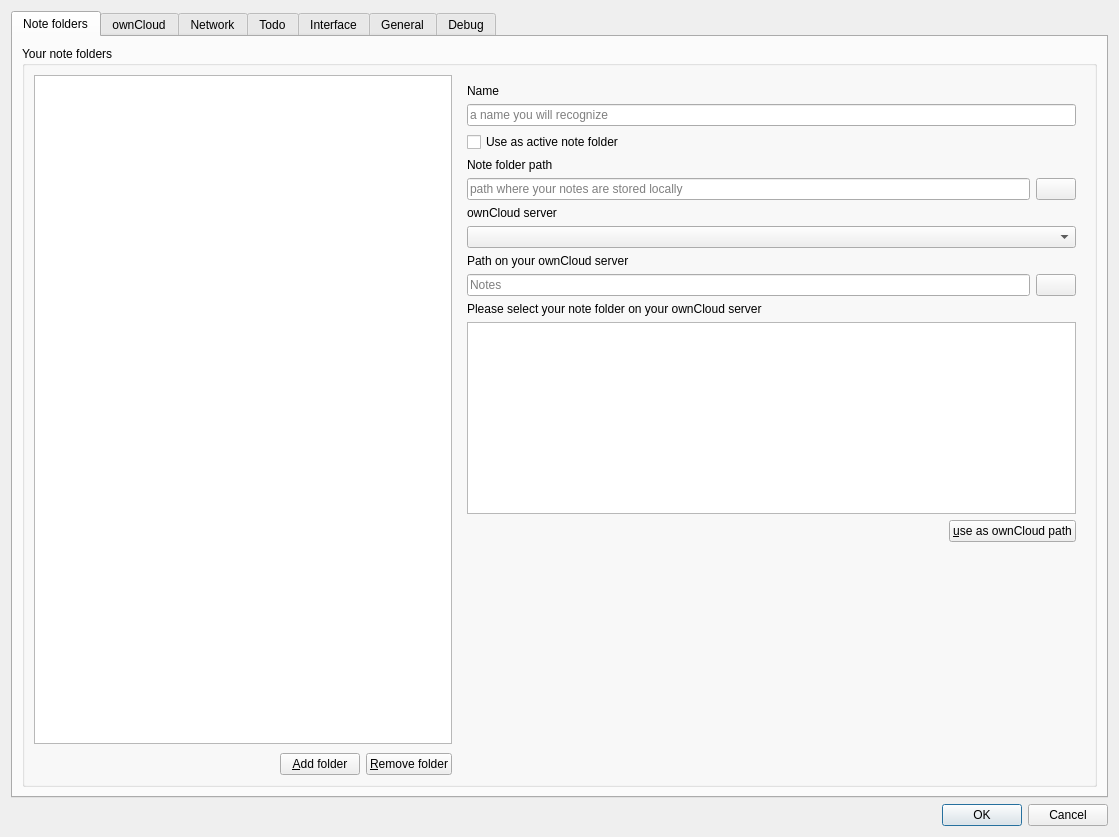
Before: the Qt Designer form src/dialogs/settingsdialog.ui in pbek/QOwnNotes, drawn with Qt 5.
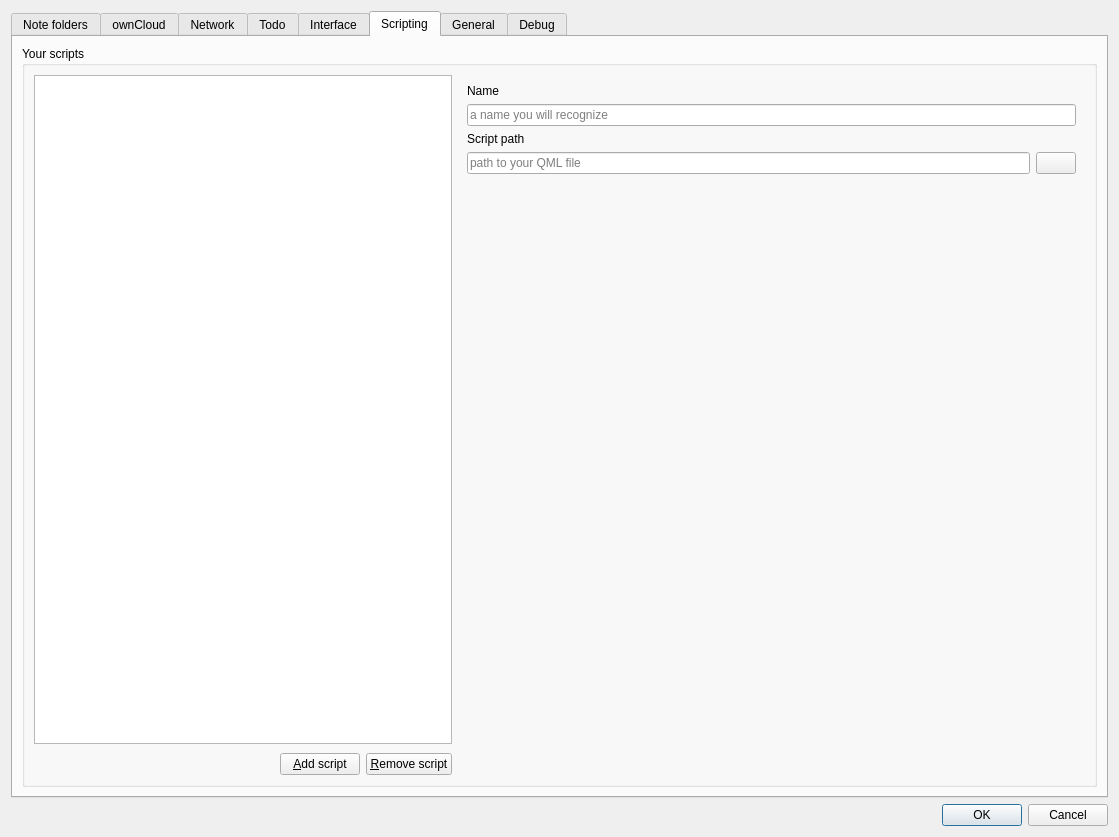
After: the same form once the commit is applied. The open tabs and pages were chosen to show the change. Icons and pictures are not drawn. Custom widgets are drawn as their Qt base class.

Commit message: start of scripting implementation

```diff
--- a/src/dialogs/settingsdialog.ui
+++ b/src/dialogs/settingsdialog.ui
@@ -1802,6 +1802,203 @@
          </item>
         </layout>
        </widget>
+       <widget class="QWidget" name="scriptingTab">
+        <attribute name="title">
+         <string>Scripting</string>
+        </attribute>
+        <layout class="QGridLayout" name="gridLayout_37">
+         <item row="0" column="0">
+          <widget class="QGroupBox" name="groupBox_16">
+           <property name="title">
+            <string>Your scripts</string>
+           </property>
+           <layout class="QGridLayout" name="gridLayout_30">
+            <item row="0" column="0">
+             <widget class="QFrame" name="scriptSelectFrame">
+              <property name="sizePolicy">
+               <sizepolicy hsizetype="Preferred" vsizetype="Preferred">
+                <horstretch>2</horstretch>
+                <verstretch>0</verstretch>
+               </sizepolicy>
+              </property>
+              <property name="frameShape">
+               <enum>QFrame::NoFrame</enum>
+              </property>
+              <property name="frameShadow">
+               <enum>QFrame::Raised</enum>
+              </property>
+              <layout class="QGridLayout" name="gridLayout_31">
+               <property name="leftMargin">
+                <number>0</number>
+               </property>
+               <property name="topMargin">
+                <number>0</number>
+               </property>
+               <property name="rightMargin">
+                <number>0</number>
+               </property>
+               <property name="bottomMargin">
+                <number>0</number>
+               </property>
+               <property name="spacing">
+                <number>9</number>
+               </property>
+               <item row="0" column="0">
+                <widget class="QListWidget" name="scriptListWidget">
+                 <property name="sizePolicy">
+                  <sizepolicy hsizetype="Expanding" vsizetype="Expanding">
+                   <horstretch>2</horstretch>
+                   <verstretch>0</verstretch>
+                  </sizepolicy>
+                 </property>
+                </widget>
+               </item>
+               <item row="1" column="0">
+                <widget class="QFrame" name="frame_5">
+                 <property name="frameShape">
+                  <enum>QFrame::NoFrame</enum>
+                 </property>
+                 <property name="frameShadow">
+                  <enum>QFrame::Plain</enum>
+                 </property>
+                 <layout class="QGridLayout" name="gridLayout_32">
+                  <property name="leftMargin">
+                   <number>0</number>
+                  </property>
+                  <property name="topMargin">
+                   <number>0</number>
+                  </property>
+                  <property name="rightMargin">
+                   <number>0</number>
+                  </property>
+                  <property name="bottomMargin">
+                   <number>0</number>
+                  </property>
+                  <item row="0" column="1">
+                   <widget class="QPushButton" name="scriptAddButton">
+                    <property name="text">
+                     <string>&amp;Add script</string>
+                    </property>
+                    <property name="icon">
+                     <iconset theme="folder-new" resource="../breeze-qownnotes.qrc">
+                      <normaloff>:/icons/breeze-qownnotes/16x16/folder-new.svg</normaloff>:/icons/breeze-qownnotes/16x16/folder-new.svg</iconset>
+                    </property>
+                   </widget>
+                  </item>
+                  <item row="0" column="0">
+                   <spacer name="horizontalSpacer_4">
+                    <property name="orientation">
+                     <enum>Qt::Horizontal</enum>
+                    </property>
+                    <property name="sizeHint" stdset="0">
+                     <size>
+                      <width>40</width>
+                      <height>20</height>
+                     </size>
+                    </property>
+                   </spacer>
+                  </item>
+                  <item row="0" column="2">
+                   <widget class="QPushButton" name="scriptRemoveButton">
+                    <property name="text">
+                     <string>&amp;Remove script</string>
+                    </property>
+                    <property name="icon">
+                     <iconset theme="edit-delete" resource="../breeze-qownnotes.qrc">
+                      <normaloff>:/icons/breeze-qownnotes/16x16/edit-delete.svg</normaloff>:/icons/breeze-qownnotes/16x16/edit-delete.svg</iconset>
+                    </property>
+                   </widget>
+                  </item>
+                 </layout>
+                </widget>
+               </item>
+              </layout>
+             </widget>
+            </item>
+            <item row="0" column="3">
+             <widget class="QFrame" name="scriptEditFrame">
+              <property name="sizePolicy">
+               <sizepolicy hsizetype="Preferred" vsizetype="Preferred">
+                <horstretch>3</horstretch>
+                <verstretch>0</verstretch>
+               </sizepolicy>
+              </property>
+              <property name="frameShape">
+               <enum>QFrame::NoFrame</enum>
+              </property>
+              <property name="frameShadow">
+               <enum>QFrame::Raised</enum>
+              </property>
+              <layout class="QGridLayout" name="gridLayout_33">
+               <item row="1" column="0" colspan="2">
+                <widget class="QLineEdit" name="scriptNameLineEdit">
+                 <property name="toolTip">
+                  <string>This name will be viewed in all the menus.</string>
+                 </property>
+                 <property name="placeholderText">
+                  <string>a name you will recognize</string>
+                 </property>
+                </widget>
+               </item>
+               <item row="0" column="0" colspan="2">
+                <widget class="QLabel" name="label_17">
+                 <property name="text">
+                  <string>Name</string>
+                 </property>
+                </widget>
+               </item>
+               <item row="2" column="0" colspan="2">
+                <widget class="QLabel" name="label_18">
+                 <property name="text">
+                  <string>Script path</string>
+                 </property>
+                </widget>
+               </item>
+               <item row="3" column="1">
+                <widget class="QPushButton" name="scriptPathButton">
+                 <property name="toolTip">
+                  <string>Click here to select your local note path</string>
+                 </property>
+                 <property name="text">
+                  <string/>
+                 </property>
+                 <property name="icon">
+                  <iconset theme="document-open" resource="../breeze-qownnotes.qrc">
+                   <normaloff>:/icons/breeze-qownnotes/16x16/document-open.svg</normaloff>:/icons/breeze-qownnotes/16x16/document-open.svg</iconset>
+                 </property>
+                </widget>
+               </item>
+               <item row="3" column="0">
+                <widget class="QLineEdit" name="scriptPathLineEdit">
+                 <property name="readOnly">
+                  <bool>true</bool>
+                 </property>
+                 <property name="placeholderText">
+                  <string>path to your QML file</string>
+                 </property>
+                </widget>
+               </item>
+               <item row="4" column="0">
+                <spacer name="verticalSpacer">
+                 <property name="orientation">
+                  <enum>Qt::Vertical</enum>
+                 </property>
+                 <property name="sizeHint" stdset="0">
+                  <size>
+                   <width>20</width>
+                   <height>40</height>
+                  </size>
+                 </property>
+                </spacer>
+               </item>
+              </layout>
+             </widget>
+            </item>
+           </layout>
+          </widget>
+         </item>
+        </layout>
+       </widget>
        <widget class="QWidget" name="generalTab">
         <attribute name="title">
          <string>General</string>
```
The commit also changes 13 other files.
